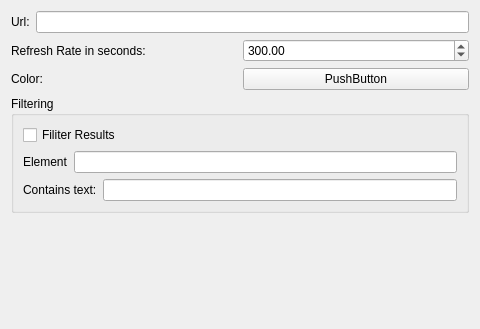
First picture: the form in Minerva/Plugins/GeoRSSQt/AddGeoRSSLayerWidget.ui, repository perryiv/cadkit, before the edit.
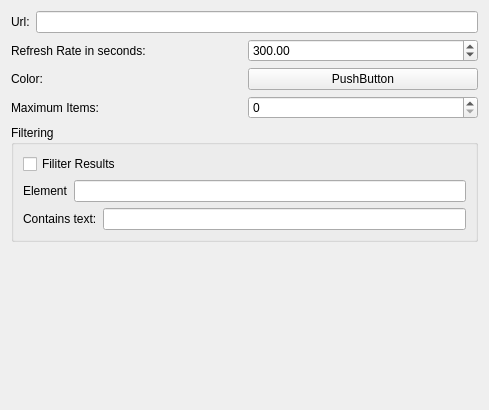
Second picture: the form after the edit. Custom widgets are drawn as their Qt base class.

Commit message: -Adding maximum number of items to georss layer.

```diff
--- a/Minerva/Plugins/GeoRSSQt/AddGeoRSSLayerWidget.ui
+++ b/Minerva/Plugins/GeoRSSQt/AddGeoRSSLayerWidget.ui
@@ -5,8 +5,8 @@
    <rect>
     <x>0</x>
     <y>0</y>
-    <width>480</width>
-    <height>329</height>
+    <width>489</width>
+    <height>410</height>
    </rect>
   </property>
   <property name="windowTitle" >
@@ -66,6 +66,20 @@
      </item>
     </layout>
    </item>
+   <item>
+    <layout class="QHBoxLayout" >
+     <item>
+      <widget class="QLabel" name="label_5" >
+       <property name="text" >
+        <string>Maximum Items:</string>
+       </property>
+      </widget>
+     </item>
+     <item>
+      <widget class="QSpinBox" name="_maximumItemsSpinBox" />
+     </item>
+    </layout>
+   </item>
    <item>
     <widget class="QGroupBox" name="groupBox" >
      <property name="title" >
```
The commit also changes 6 other files.
